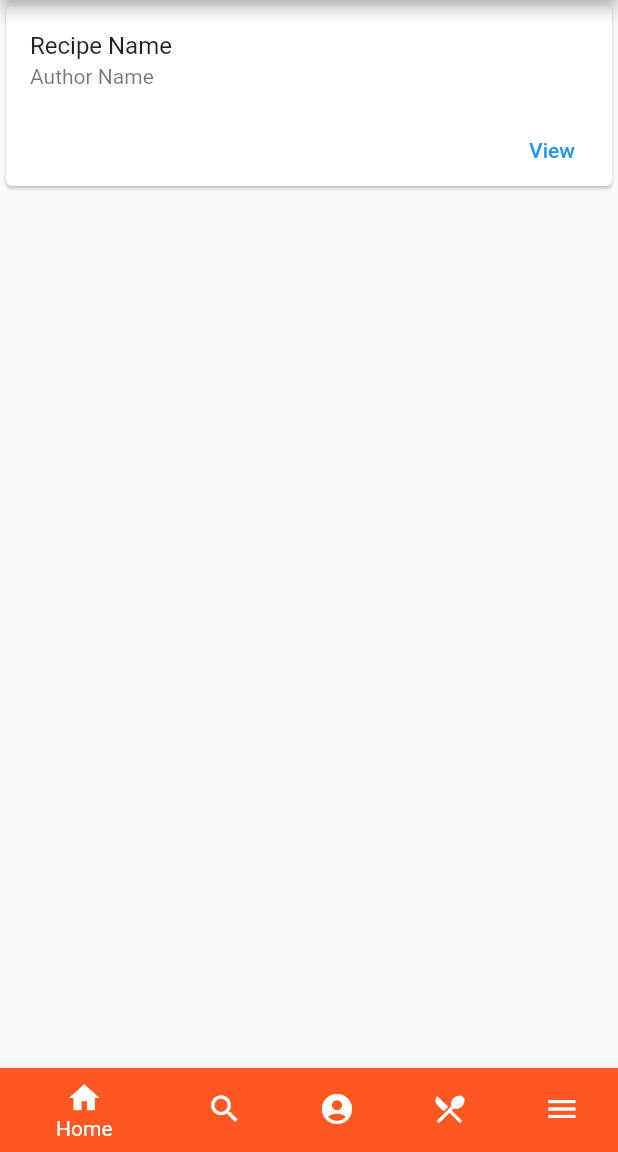
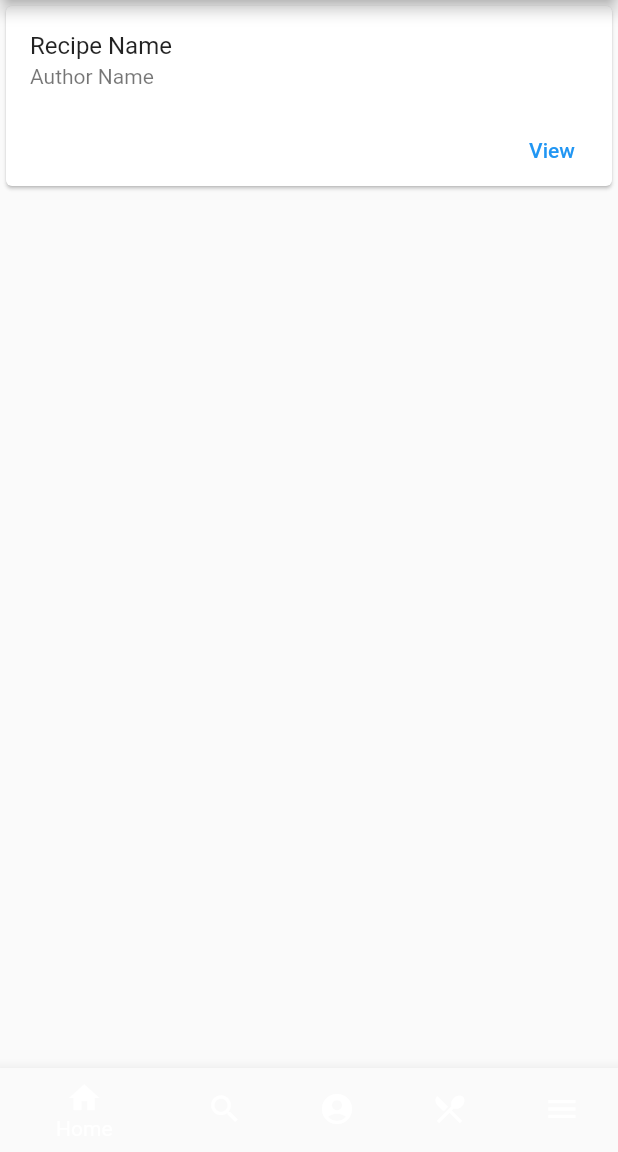
Before and after one commit to RoNIN961/SDP-Project, a Flutter app: the Home screen opened by its route, on a phone screen of 412 x 824 dp, the part 84-1236 px from its top. Run offline on Flutter 3.47's test engine with Material 2 defaults, Android fonts, the phone set to English and light mode, and no system bars.

Commit message:
Update home.dart

```diff
--- a/lib/screens/homescreen/home.dart
+++ b/lib/screens/homescreen/home.dart
@@ -41,27 +41,22 @@ class _HomeState extends State<Home> {
           new BottomNavigationBarItem(
             icon: Icon(Icons.home),
             title: Text('Home'),
-            backgroundColor: Colors.deepOrange,
           ),
           new BottomNavigationBarItem(
             icon: Icon(Icons.search),
             title: Text('Search'),
-            backgroundColor: Colors.deepOrange,
           ),
           new BottomNavigationBarItem(
             icon: Icon(Icons.account_circle),
             title: Text('Profile'),
-            backgroundColor: Colors.deepOrange,
           ),
           new BottomNavigationBarItem(
             icon: Icon(Icons.restaurant_menu),
             title: Text('Restaurants'),
-            backgroundColor: Colors.deepOrange,
           ),
           new BottomNavigationBarItem(
             icon: Icon(Icons.menu),
             title: Text('Settings'),
-            backgroundColor: Colors.deepOrange,
           )
         ],
       ),
```
